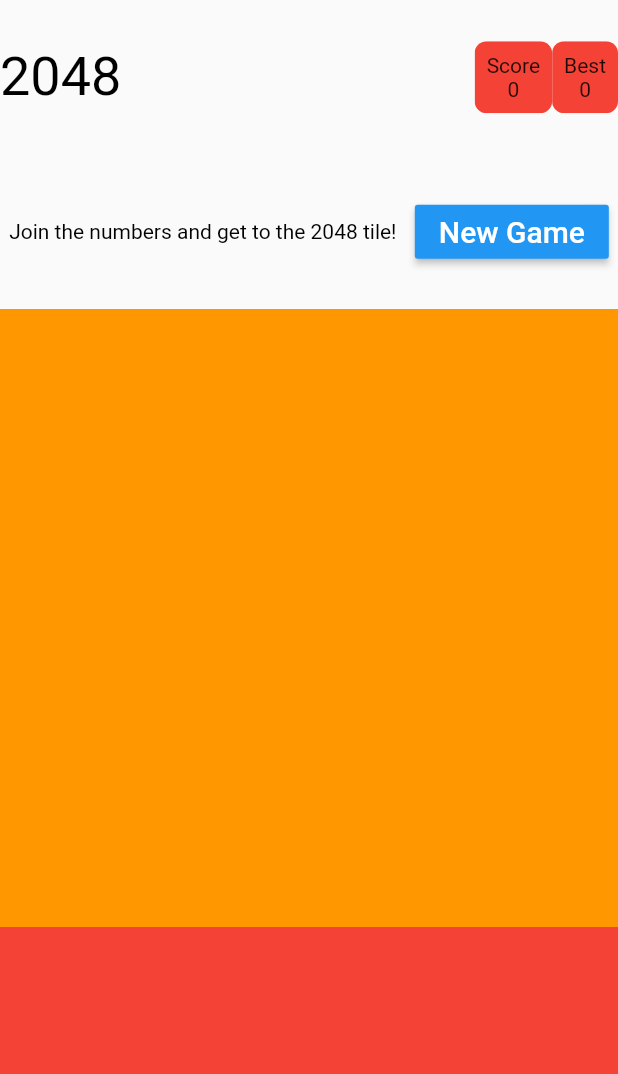
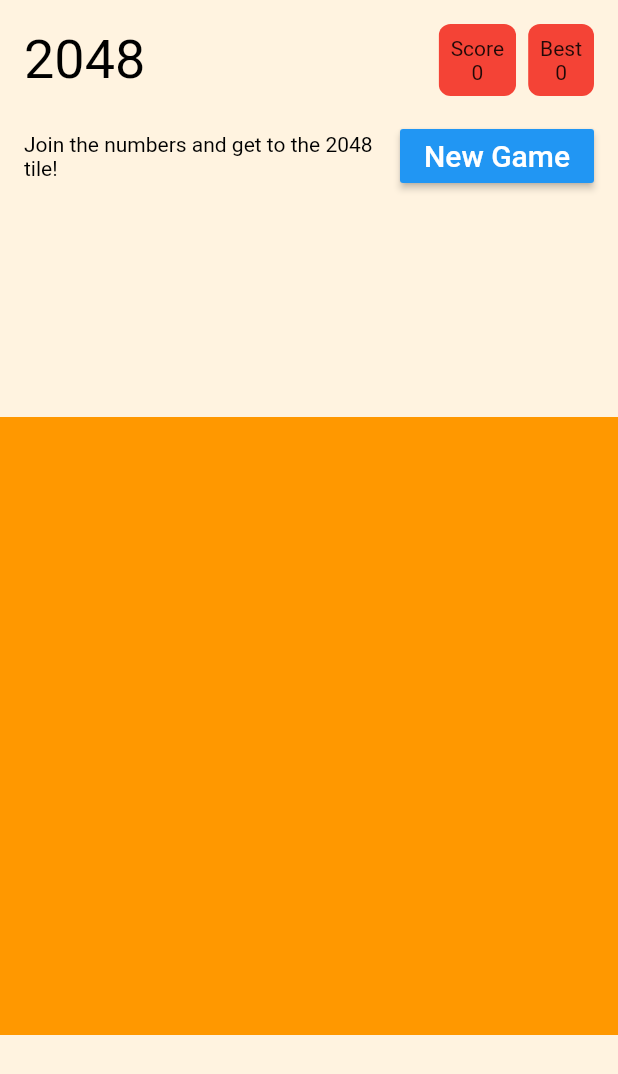
Before and after one commit to jeffreyliu8/2048, a Flutter app: the screen it shows after launch, on a phone screen of 412 x 824 dp. Shown: the top 1074 px of the screen. Run offline on Flutter 3.47's test engine with Material 2 defaults, Android fonts, the phone set to English and light mode, and no system bars.

Commit message:
ui update

```diff
--- a/game2048/lib/main.dart
+++ b/game2048/lib/main.dart
@@ -1,6 +1,5 @@
 import 'package:flutter/material.dart';
 import 'package:game2048/scoreview.dart';
-
 
 void main() => runApp(MyApp());
 
@@ -14,24 +13,26 @@ class MyApp extends StatelessWidget {
           primarySwatch: Colors.lightGreen,
         ),
         home: Scaffold(
+          backgroundColor: Colors.orange[50],
           body: Column(
             mainAxisAlignment: MainAxisAlignment.spaceAround,
             crossAxisAlignment: CrossAxisAlignment.stretch,
             children: <Widget>[
-              Expanded(
-                child: Container(
+              Container(
                 child: SafeArea(
                   top: true,
                   bottom: false,
                   child: Column(
                     mainAxisAlignment: MainAxisAlignment.spaceAround,
                     children: <Widget>[
-                        Row(
+                      Padding(
+                        padding: const EdgeInsets.all(16.0),
+                        child: Row(
                           children: <Widget>[
                             Expanded(
                               child: Text(
                                 "2048",
-                                style: new TextStyle(
+                                style: TextStyle(
                                   fontSize: 36.0,
                                   color: Colors.black,
                                 ),
@@ -45,15 +46,20 @@ class MyApp extends StatelessWidget {
                             ),
                           ],
                         ),
-                        Row(
+                      ),
+                      Padding(
+                        padding: const EdgeInsets.only(
+                            top: 0, bottom: 16.0, left: 16.0, right: 16),
+                        child: Row(
                           mainAxisAlignment: MainAxisAlignment.spaceAround,
 //                          crossAxisAlignment: CrossAxisAlignment.stretch,
                           children: <Widget>[
-                            Text(
+                            Expanded(
+                              child: Text(
                                 "Join the numbers and get to the 2048 tile!",
                                 style: new TextStyle(
-
                                   color: Colors.black,
+                                ),
                               ),
                             ),
                             MaterialButton(
@@ -69,12 +75,18 @@ class MyApp extends StatelessWidget {
                             ),
                           ],
                         ),
+                      ),
                     ],
                   ),
                 ),
               ),
-              ),
-              new AspectRatio(
+              Expanded(
+                child: Container(
+                  child: SafeArea(
+                    top: false,
+                    bottom: true,
+                    child: Center(
+                      child: AspectRatio(
                         aspectRatio: 1,
                         child: new Container(
                             decoration: new BoxDecoration(
@@ -82,14 +94,6 @@ class MyApp extends StatelessWidget {
                           color: Colors.orange,
                         )),
                       ),
-              Expanded(
-                child: Container(
-                  color: Colors.blue,
-                  child: SafeArea(
-                    top: false,
-                    bottom: true,
-                    child: Container(
-                      color: Colors.red,
                     ),
                   ),
                 ),
--- a/game2048/lib/scoreview.dart
+++ b/game2048/lib/scoreview.dart
@@ -4,12 +4,9 @@ class ScoreView extends StatefulWidget {
   const ScoreView({
     Key key,
     this.title: "title",
-
   }) : super(key: key);
 
   final String title;
-
-
 
   @override
   State<StatefulWidget> createState() {
@@ -28,7 +25,9 @@ class _ScoreViewState extends State<ScoreView> {
 
   @override
   Widget build(BuildContext context) {
-    return ClipRRect(
+    return Padding(
+      padding: EdgeInsets.only(top: 0.0, left: 8.0, right: 0.0, bottom: 0.0),
+      child: ClipRRect(
         borderRadius: BorderRadius.circular(8),
         child: Container(
             color: Colors.red,
@@ -41,6 +40,7 @@ class _ScoreViewState extends State<ScoreView> {
                 ],
               ),
             )),
+      ),
     );
   }
 }
```
Lines whose indentation alone changed are shown as unchanged.
